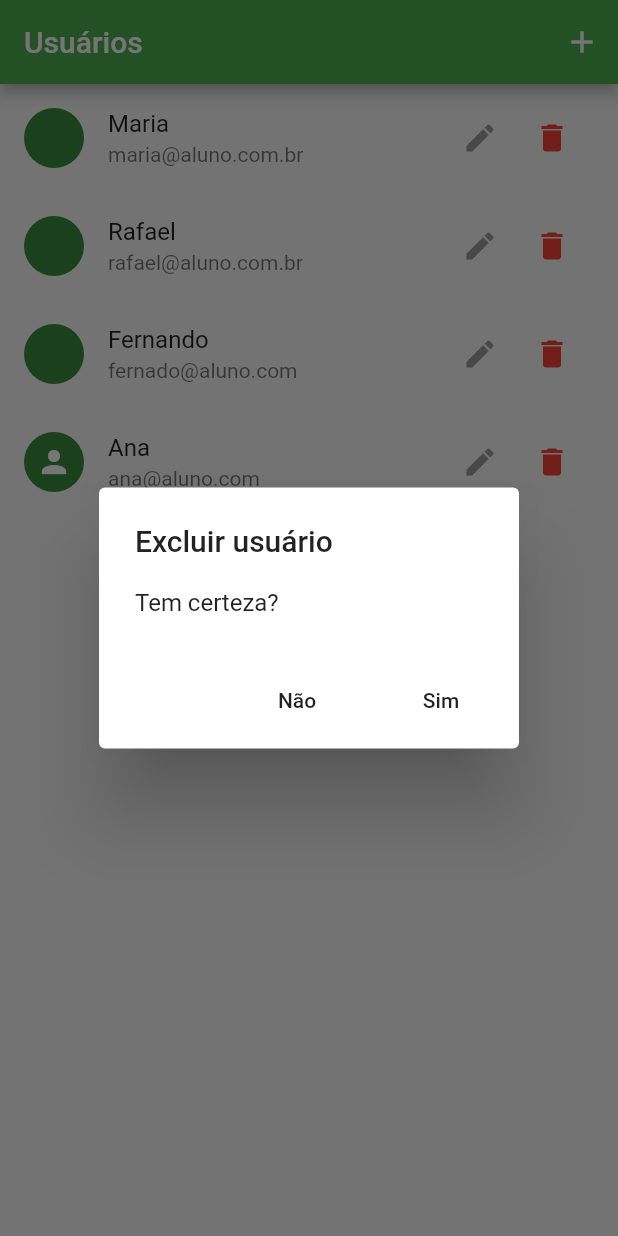
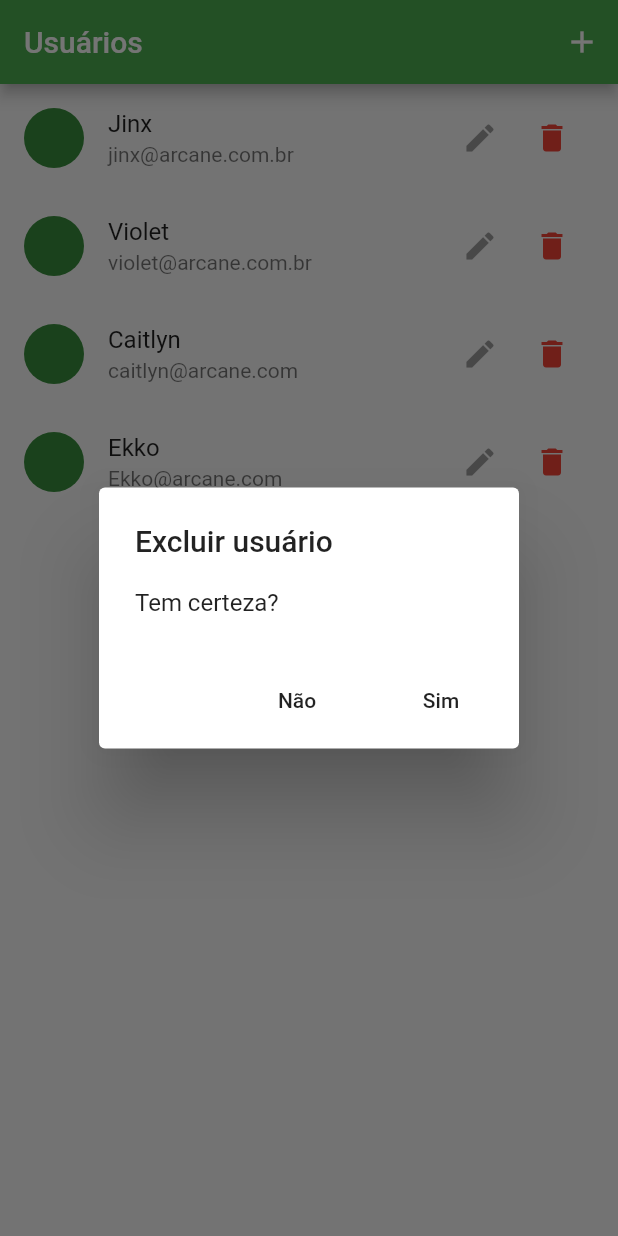
Before and after one commit to MarUguedes/CRUD, a Flutter app: the screen it shows after launch, after a tap on the "delete" icon, on a phone screen of 412 x 824 dp. Run offline on Flutter 3.47's test engine with Material 2 defaults, Android fonts, the phone set to English and light mode, and no system bars; network calls fail.

Commit message:
mudei fotos iniciais

```diff
--- a/cadastro_usuario/lib/data/dummy_users.dart
+++ b/cadastro_usuario/lib/data/dummy_users.dart
@@ -4,26 +4,26 @@ const DUMMY_USERS = {
   // ignore: unnecessary_const
   '1': const User(
       id: '1',
-      name: 'Maria',
-      email: 'maria@aluno.com.br',
-      urlAvatar:'https://cdn.pixabay.com/photo/2016/08/20/05/36/avatar-1606914_960_720.png'),
+      name: 'Jinx',
+      email: 'jinx@arcane.com.br',
+      urlAvatar:'https://i.pinimg.com/564x/c0/d8/57/c0d857bc520d6119057455ae960648c2.jpg'),
   // ignore: unnecessary_const
   '2': const User(
       id: '2',
-      name: 'Rafael',
-      email: 'rafael@aluno.com.br',
-      urlAvatar: 'https://cdn.pixabay.com/photo/2016/11/18/23/38/child-1837375_960_720.png'),
+      name: 'Violet',
+      email: 'violet@arcane.com.br',
+      urlAvatar: 'http://pm1.narvii.com/8127/eec48c03097f84d2465160768a46fd51c64bbf4cr1-400-400v2_uhq.jpg'),
   // ignore: unnecessary_const
   '3': const User(
       id: '3',
-      name: 'Fernando',
-      email: 'fernado@aluno.com',
-      urlAvatar: 'https://cdn.pixabay.com/photo/2016/08/20/05/38/avatar-1606916_960_720.png'),
+      name: 'Caitlyn',
+      email: 'caitlyn@arcane.com',
+      urlAvatar: 'https://i.pinimg.com/564x/fd/1a/3b/fd1a3b212b3d9fab44657fa9a1698841.jpg'),
       // ignore: unnecessary_const
       '4': const User(
       id: '4',
-      name: 'Ana',
-      email: 'ana@aluno.com',
-      urlAvatar: ''
+      name: 'Ekko',
+      email: 'Ekko@arcane.com',
+      urlAvatar: 'https://i.pinimg.com/564x/1d/d7/75/1dd775d4716c0349767bb0bab90f96f5.jpg'
       ),
 };
--- a/cadastro_usuario/lib/main.dart
+++ b/cadastro_usuario/lib/main.dart
@@ -1,3 +1,5 @@
+// ignore_for_file: unnecessary_new, prefer_const_constructors
+
 import 'package:cadastro_usuario/provider/user.dart';
 import 'package:cadastro_usuario/routes/app.routes.dart';
 import 'package:cadastro_usuario/views/user_form.dart';
--- a/cadastro_usuario/lib/views/user_form.dart
+++ b/cadastro_usuario/lib/views/user_form.dart
@@ -1,3 +1,5 @@
+// ignore_for_file: prefer_const_constructors
+
 import 'package:cadastro_usuario/models/user.dart';
 import 'package:cadastro_usuario/provider/user.dart';
 import 'package:provider/provider.dart';
```
